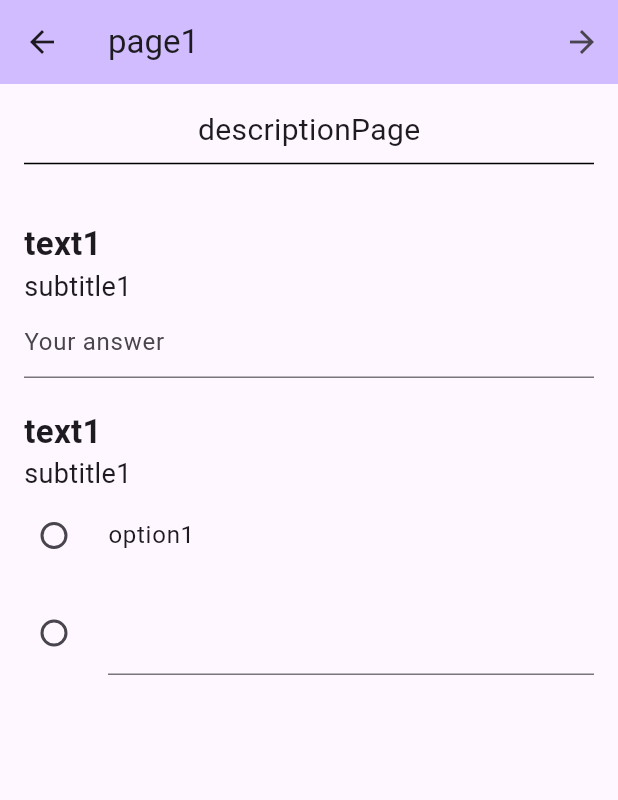
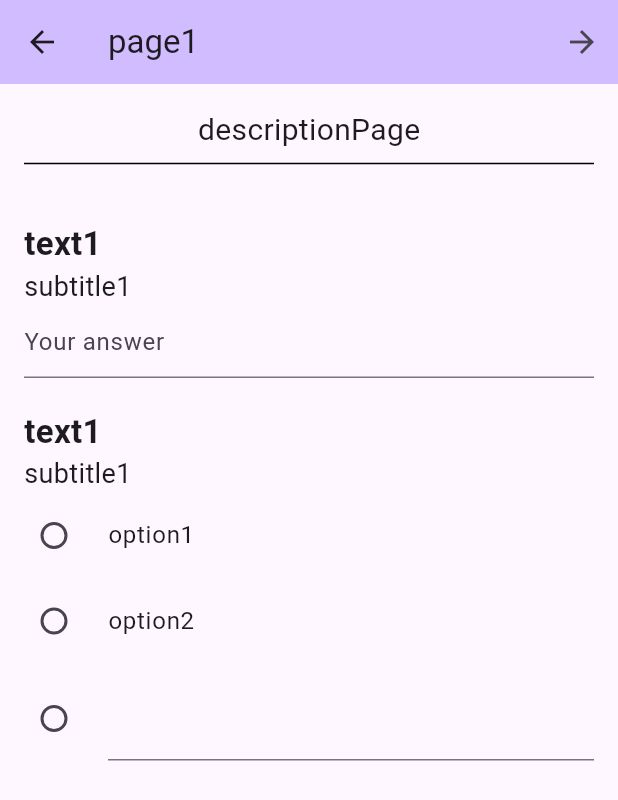
Before and after one commit to ctamv04/who_app, a Flutter app: the screen it shows after launch, after a tap on "default2", on a phone screen of 412 x 824 dp. Shown: the top 800 px of the screen. Run offline on Flutter 3.47's test engine with Material 3 defaults, Android fonts, the phone set to English and light mode, and no system bars; our stand-ins replace cloud_firestore, firebase_core; accounts and stored records are empty; generated files the repository leaves out were written again.

Commit message:
Form saving complete

```diff
--- a/lib/main.dart
+++ b/lib/main.dart
@@ -15,7 +15,7 @@ Future<void> main() async {
     options: DefaultFirebaseOptions.currentPlatform,
   );
 
-  var form = form_model.Form(title: "default2", pages: {1: page_model.Page(title: "page1", pageNumber: 1, description: "descriptionPage", elements: {1: text_model.Text(title: "text1", subTitle: "subtitle1", required: false, text: ""), 2: Selection(title: "text1", subTitle: "subtitle1", required: true, options: ["option1"], other: true)}), 2: page_model.Page(title: "page2", pageNumber: 2, description: "descriptionPage", elements: {1: Selection(title: "text1", subTitle: "subtitle1", required: true, options: ["option1", "option2", "option3"], numSelections: 2)})});
+  var form = form_model.Form(title: "default2", pages: {1: page_model.Page(title: "page1", pageNumber: 1, description: "descriptionPage", elements: {1: text_model.Text(title: "text1", subTitle: "subtitle1", required: false, text: ""), 2: Selection(title: "text1", subTitle: "subtitle1", selections: {"option1": false, "option2": false}, required: true, other: true)}), 2: page_model.Page(title: "page2", pageNumber: 2, description: "descriptionPage", elements: {1: Selection(title: "text1", subTitle: "subtitle1", required: true, selections: {"option1": false, "option2": true, "option3": true}, numSelections: 2)})});
   final json = form.toJson();
   final db = FirebaseFirestore.instance;
   db.collection("forms").add(json);
@@ -23,5 +23,11 @@ Future<void> main() async {
   var snap = await db.collection("forms").get();
   var forms = snap.docs.map((x) => form_model.Form.fromJson(x.data())).toList();
 
-  runApp(MaterialApp(home: HomePage(db: db)));
+  runApp(MaterialApp(
+      title: 'WHO Form Manager',
+      routes: {
+        '/': (context) => HomePage(db: db),
+      },
+      initialRoute: '/',
+  ));
 }
--- a/lib/models/selection.dart
+++ b/lib/models/selection.dart
@@ -1,27 +1,25 @@
 import 'form_element.dart';
+import 'dart:convert';
 
 class Selection extends FormElement {
 
-  List<String> _options;
   int _numSelections;
   bool _other;
-  Set<String> _selections;
+  Map<String, bool> _selections;
   String? _otherText;
 
   Selection({
     required super.title,
     super.subTitle,
     super.required,
-    List<String>? options,
+    required Map<String, bool> selections,
     int? numSelections,
     bool? other,
-    Set<String>? selections,
     String? otherText
-  }) : _options = options ?? <String>[],
-        _numSelections = (numSelections != null && numSelections > 0) ? numSelections : 1,
+  }) : _numSelections = (numSelections != null && numSelections > 0) ? numSelections : 1,
         _other = other ?? false,
-        _selections = selections ?? <String>{},
-        _otherText = otherText ?? "";
+        _selections = ((other ?? false) && (selections["other"] == null)) ? (selections..["other"] = false) : selections,
+        _otherText = ((other ?? false) && otherText != null || (selections["other"] ?? false)) ? otherText : "";
 
   factory Selection.fromJson(Map<String, dynamic> json) {
 
@@ -29,10 +27,9 @@ class Selection extends FormElement {
       title: json['title'] as String,
       subTitle: json['subtitle'] as String,
       required: json['required'] as bool,
-      options: (json['options'] as List<dynamic>).map((e) => e as String).toList(),
       numSelections: json['num_selections'] as int?,
       other: json['other'] as bool,
-      selections: (json['selections'] as List<dynamic>).map((e) => e as String).toSet(),
+      selections: (json['selections'] as Map<String, dynamic>).map((k,v) => MapEntry(k, v as bool)),
       otherText: json['other_text'] as String,
     );
   }
@@ -44,16 +41,17 @@ class Selection extends FormElement {
         'subtitle': super.subTitle,
         'required': super.required,
         'type': "selection",
-        'options': _options,
         'num_selections': _numSelections,
         'other': _other,
-        'selections': _selections.toList(),
+        'selections': _selections,
         'other_text': _otherText
       };
 
-  List<String> get options => _options;
   int get numSelections => _numSelections;
   bool get other => _other;
-  Set<String> get selections => _selections;
+  Map<String, bool> get selections => _selections;
   String? get otherText => _otherText;
+
+  set otherText(String? otherText) => _otherText = (_other && otherText != null || (_selections["other"] ?? false)) ? otherText : "";
+  set selections(Map<String, bool> selections) => _selections = (_other && (selections["other"] == null)) ? (selections..["other"] = false) : selections;
 }
--- a/lib/models/text.dart
+++ b/lib/models/text.dart
@@ -32,4 +32,6 @@ class Text extends FormElement {
       };
 
   String get text => _text;
+
+  set text(String text) => _text = text;
 }
--- a/lib/pages/form_page.dart
+++ b/lib/pages/form_page.dart
@@ -11,24 +11,24 @@ import '../models/text.dart' as text_model;
 
 class FormPage extends StatefulWidget {
 
+  final Map<String, dynamic> _form;
+
+  final Map<int, page_model.Page> _computedPages;
+
+  final int _pageNumber;
+
+  final FirebaseFirestore _db;
+
   FormPage({
     super.key,
-    required Map<String, dynamic>? form,
+    required Map<String, dynamic> form,
     required int pageNumber,
-    page_model.Page? page,
+    required Map<int, page_model.Page> computedPages,
     required FirebaseFirestore db
   }) : _form = form,
         _pageNumber = pageNumber,
-        _page = page ?? page_model.Page.fromJson(form?['pages'][pageNumber.toString()]),
+        _computedPages = computedPages..[pageNumber] = page_model.Page.fromJson(form['pages'][pageNumber.toString()]),
         _db = db;
-
-  final page_model.Page _page;
-
-  final int _pageNumber;
-
-  final Map<String, dynamic>? _form;
-
-  final FirebaseFirestore _db;
 
   @override
   State<FormPage> createState() => _FormPageState();
@@ -44,6 +44,8 @@ class _FormPageState extends State<FormPage> {
 
   final Map<int, TextEditingController> _controllers = {};
 
+  late page_model.Page _page;
+
   @override
   void dispose() {
 
@@ -56,10 +58,12 @@ class _FormPageState extends State<FormPage> {
   @override
   Widget build(BuildContext context) {
 
+    _page = widget._computedPages[widget._pageNumber]!;
+
     List<Widget> seList = [];
-    if(widget._page.description.isNotEmpty){
+    if(_page.description.isNotEmpty){
       seList += [
-        Text(widget._page.description,
+        Text(_page.description,
           style: TextStyle(
             fontSize: 20,
           ),
@@ -71,30 +75,52 @@ class _FormPageState extends State<FormPage> {
         SizedBox(height: 30)
       ];
     }
-    seList += widget._page!.elements!.map((k,v) => MapEntry(k, makeWidget(k, v))).values.toList();
+    seList += _page.elements!.map((k,v) => MapEntry(k, makeWidget(k, v))).values.toList();
 
-    return Scaffold(
-      appBar: AppBar(
-        backgroundColor: Theme.of(context).colorScheme.inversePrimary,
-        title: Text(widget._page!.title),
-        actions: [
+    List<Widget> actions = [];
+    if(widget._form['pages'][(widget._pageNumber+1).toString()] != null){
+      actions.add(
           IconButton(
             icon: const Icon(Icons.arrow_forward),
-            tooltip: 'Next page',
+            tooltip: 'Submit form',
             onPressed: () {
+              if (_formKey.currentState!.validate()) {
+                writeChanges();
                 Navigator.push(
                   context,
                   MaterialPageRoute(
                     builder: (context) => FormPage(
                         form: widget._form,
                         pageNumber: widget._pageNumber + 1,
+                        computedPages: widget._computedPages,
                         db: widget._db
                     ),
                   ),
                 );
+              }
             },
-          ),
-        ],
+          )
+      );
+    }else{
+      actions.add(
+          TextButton(
+            onPressed: () {
+                if (_formKey.currentState!.validate()) {
+                  writeChanges();
+                  widget._db.collection("filled_forms").add(widget._form..['pages'] = widget._computedPages.map((k,v) => MapEntry(k.toString(), v.toJson())));
+                  Navigator.popUntil(context, ModalRoute.withName('/'));
+                }
+            },
+            child: const Text('Submit'),
+          )
+      );
+    }
+
+    return Scaffold(
+      appBar: AppBar(
+        backgroundColor: Theme.of(context).colorScheme.inversePrimary,
+        title: Text(_page.title),
+        actions: actions
       ),
       body: Form(
         key: _formKey,
@@ -110,7 +136,7 @@ class _FormPageState extends State<FormPage> {
 
   Widget makeWidget(int index, FormElement element){
 
-    List<Widget> seList = [
+    List<Widget> elements = [
       Text(element.title,
         style: TextStyle(
           fontWeight: FontWeight.bold,
@@ -130,27 +156,42 @@ class _FormPageState extends State<FormPage> {
         _controllers[index] = TextEditingController();
       }
 
-      seList.add(TextFormField(
+      elements.add(TextFormField(
         decoration: InputDecoration(
           hintText: "Your answer",
         ),
         controller: _controllers[index],
+        validator: (value) {
+          if (_page.elements![index]!.required && (value == null || value.isEmpty)) {
+            return 'This field is required.';
+          }
+          return null;
+        },
       ));
 
     }else if(element.runtimeType == Selection){
 
       Selection selElement = element as Selection;
 
+      List<Widget> selections = [];
+
       if(selElement.numSelections == 1){
 
         if(_radioSelections[index] == null){
-          _radioSelections[index] = selElement.selections.isNotEmpty ? selElement.selections.first : "";
+          for(String k in selElement.selections.keys){
+            if(selElement.selections[k]!) {
+              _radioSelections[index] = k;
+              break;
+            }
+          }
         }
 
-        seList += selElement.options.map((x) {
-          return RadioListTile<String>(
-            title: Text(x),
-            value: x,
+        for(String key in selElement.selections.keys){
+          if(key != "other"){
+            selections.add(
+                RadioListTile<String>(
+                  title: Text(key),
+                  value: key,
                   groupValue: _radioSelections[index],
                   contentPadding: EdgeInsets.only(bottom: 1.0),
                   onChanged: (String? value) {
@@ -158,8 +199,10 @@ class _FormPageState extends State<FormPage> {
                       _radioSelections[index] = value;
                     });
                   },
+                )
             );
-        }).toList() as List<Widget>;
+          }
+        }
 
         if(selElement.other){
 
@@ -167,7 +210,7 @@ class _FormPageState extends State<FormPage> {
             _controllers[index] = TextEditingController();
           }
 
-          seList.add(
+          selections.add(
               RadioListTile<String>(
                 title: TextFormField(
                   decoration: InputDecoration(
@@ -180,41 +223,62 @@ class _FormPageState extends State<FormPage> {
                 contentPadding: EdgeInsets.only(bottom: 1.0),
                 onChanged: (String? value) {
                   setState(() {
-                    _radioSelections[index] = "other";
+                    _radioSelections[index] = value;
                   });
                 },
               )
           );
         }
+
+        elements.add(
+            FormField<bool>(
+                builder: (state) {
+                  return Column(
+                      crossAxisAlignment: CrossAxisAlignment.start,
+                      children: selections
+                  );
+                },
+                validator: (value) {
+                  if (selElement.required && _radioSelections[index] == null) {
+                    return 'Required field';
+                  } else if(selElement.other && _radioSelections[index] == "other" && _controllers[index]!.text.isEmpty) {
+                    return 'Please enter text for the Other field';
+                  }else{
+                    return null;
+                  }
+                }
+            )
+        );
       }else{
 
         if(_checkboxSelections[index] == null){
-          _checkboxSelections[index] = { for (var v in selElement.options) v: selElement.selections.contains(v) };
+          _checkboxSelections[index] = selElement.selections;
         }
 
-        seList += selElement.options.map((x) {
-          return CheckboxListTile(
-            title: Text(x),
-            value: _checkboxSelections[index]?[x],
+        for(String key in selElement.selections.keys){
+          if(key != "other"){
+            selections.add(
+                CheckboxListTile(
+                  title: Text(key),
+                  value: _checkboxSelections[index]?[key],
                   contentPadding: EdgeInsets.only(bottom: 1.0),
                   onChanged: (bool? value) {
                     setState(() {
-                _checkboxSelections[index]?[x] = value!;
+                      _checkboxSelections[index]?[key] = value!;
                     });
                   },
+                )
             );
-        }).toList() as List<Widget>;
+          }
+        }
 
-        if(selElement.other){
+        if(selElement.other) {
 
           if(_controllers[index] == null){
             _controllers[index] = TextEditingController();
           }
-          if(_checkboxSelections[index]?["other"] == null){
-            _checkboxSelections[index]?["other"] = selElement.otherText!.isNotEmpty;
-          }
 
-          seList.add(
+          selections.add(
               CheckboxListTile(
                 title: TextFormField(
                   decoration: InputDecoration(
@@ -232,6 +296,33 @@ class _FormPageState extends State<FormPage> {
               )
           );
         }
+
+        elements.add(
+            FormField<bool>(
+                builder: (state) {
+                  return Column(
+                      crossAxisAlignment: CrossAxisAlignment.start,
+                      children: selections
+                  );
+                },
+                validator: (value) {
+
+                  final mustSelect = selElement.numSelections;
+                  final numSelected = _checkboxSelections[index]!.values.where((x) => x).length;
+
+                  if (numSelected != mustSelect) {
+                    if(numSelected == 0 && !selElement.required){
+                      return null;
+                    }
+                    return 'Required field. Please select $mustSelect options.';
+                  } else if(selElement.other && _checkboxSelections[index]!["other"]! && _controllers[index]!.text.isEmpty){
+                    return 'Please enter text for the Other field';
+                  }else{
+                    return null;
+                  }
+                }
+            )
+        );
       }
     }
 
@@ -239,8 +330,41 @@ class _FormPageState extends State<FormPage> {
         padding: const EdgeInsets.only(bottom: 20.0),
         child: Column(
           crossAxisAlignment: CrossAxisAlignment.start,
-          children: seList
+          children: elements
         ),
     );
   }
+
+  void writeChanges() {
+
+    for(int index in _page.elements!.keys){
+
+      FormElement element = _page.elements![index]!;
+      if(element.runtimeType == text_model.Text){
+
+        (element as text_model.Text).text = _controllers[index]!.text;
+      }else{
+
+        Selection selElement = element as Selection;
+
+        if(selElement.numSelections == 1){
+          selElement.selections = selElement.selections.map((k,v) => MapEntry(k, v == _radioSelections[index]));
+
+          if(selElement.other && _radioSelections[index] == "other"){
+            selElement.otherText = _controllers[index]!.text;
+          }else{
+            selElement.otherText = "";
           }
+        }else{
+          selElement.selections = _checkboxSelections[index]!;
+
+          if(selElement.other && _checkboxSelections[index]!["other"] == true){
+            selElement.otherText = _controllers[index]!.text;
+          }else{
+            selElement.otherText = "";
+          }
+        }
+      }
+    }
+  }
+}
--- a/lib/pages/home_page.dart
+++ b/lib/pages/home_page.dart
@@ -43,6 +43,7 @@ class _HomePageState extends State<HomePage> {
                         builder: (context) => FormPage(
                             form: form,
                             pageNumber: 1,
+                            computedPages: {},
                             db: widget._db
                         ),
                       ),
```
Lines whose indentation alone changed are shown as unchanged.
